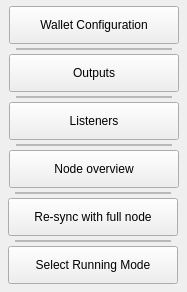
0xkobe/mwc-wallet, file core_desktop/navmenuconfigwallet.ui: the form before one commit.
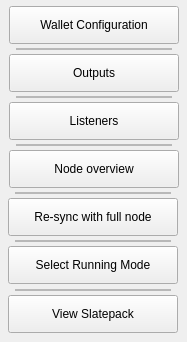
The form after the commit. Custom widgets are drawn as their Qt base class.

Commit message: https://github.com/mwcproject/mwc-qt-wallet/issues/684 - Slatepacks integration

```diff
--- a/core_desktop/navmenuconfigwallet.ui
+++ b/core_desktop/navmenuconfigwallet.ui
@@ -7,7 +7,7 @@
     <x>0</x>
     <y>0</y>
     <width>187</width>
-    <height>292</height>
+    <height>342</height>
    </rect>
   </property>
   <property name="windowTitle">
@@ -174,6 +174,35 @@
     <enum>QFrame::Raised</enum>
    </property>
   </widget>
+  <widget class="control::MwcFrameWithBorder" name="frame_7">
+   <property name="geometry">
+    <rect>
+     <x>15</x>
+     <y>289</y>
+     <width>156</width>
+     <height>2</height>
+    </rect>
+   </property>
+   <property name="frameShape">
+    <enum>QFrame::StyledPanel</enum>
+   </property>
+   <property name="frameShadow">
+    <enum>QFrame::Raised</enum>
+   </property>
+  </widget>
+  <widget class="control::NavMenuButton" name="viewSlatepackContentButton">
+   <property name="geometry">
+    <rect>
+     <x>8</x>
+     <y>295</y>
+     <width>170</width>
+     <height>38</height>
+    </rect>
+   </property>
+   <property name="text">
+    <string>View Slatepack</string>
+   </property>
+  </widget>
  </widget>
  <customwidgets>
   <customwidget>
```
The commit also changes 120 other files.
